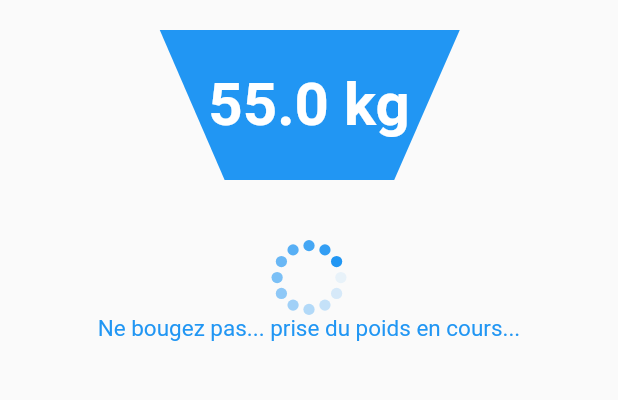
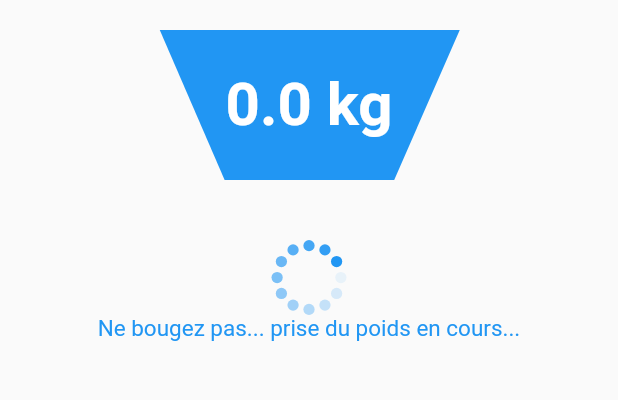
Before and after one commit to BalanceTonPoids/flutter, a Flutter app: the Weight screen opened directly, on a phone screen of 412 x 824 dp, the part 84-484 px from its top. Run offline on Flutter 3.47's test engine with Material 2 defaults, Android fonts, the light colour scheme and no system bars; our stand-ins replace adaptive_theme, fl_chart, flutter_secure_storage, flutter_spinkit, persistent_bottom_nav_bar, shared_preferences; accounts and stored records are empty.

Commit message:
✨ add auto load weight

```diff
--- a/lib/pages/weight.dart
+++ b/lib/pages/weight.dart
@@ -1,4 +1,5 @@
 import 'package:flutter/material.dart';
+import 'package:shared_preferences/shared_preferences.dart';
 import '../utils/widgets.dart';
 
 class Weight extends StatefulWidget {
@@ -9,23 +10,33 @@ class Weight extends StatefulWidget {
 }
 
 class _WeightState extends State<Weight> {
+  final Future<SharedPreferences> prefs = SharedPreferences.getInstance();
+  late Future<double?> weight;
+
+  @override
+  void initState() {
+    super.initState();
+    weight = prefs.then((value) => value.getDouble('weight'));
+  }
 
   @override
   Widget build(BuildContext context) {
+    return FutureBuilder<double?>(
+        future: weight,
+        builder: (context, snapshot) {
+          double showWeight = snapshot.data != null ? snapshot.data! : 0.0;
           return Scaffold(
-      appBar: appBar("Mesure du poids", false, context),
-      body: Column(
-        children: [
+              appBar: appBar('Mesure du poids', false, context),
+              body: Column(children: [
                 Container(
                   alignment: Alignment.topCenter,
                   child: Padding(
                     padding: const EdgeInsets.only(top: 20, bottom: 20),
-              child: weightStack(55.0, 'kg', Colors.blue, 200, 200),
+                    child: weightStack(showWeight, 'kg', Colors.blue, 200, 200),
                   ),
                 ),
                 loadingSpinner()
-        ]
-      )
-    );
+              ]));
+        });
   }
 }
```
Lines whose indentation alone changed are shown as unchanged.
